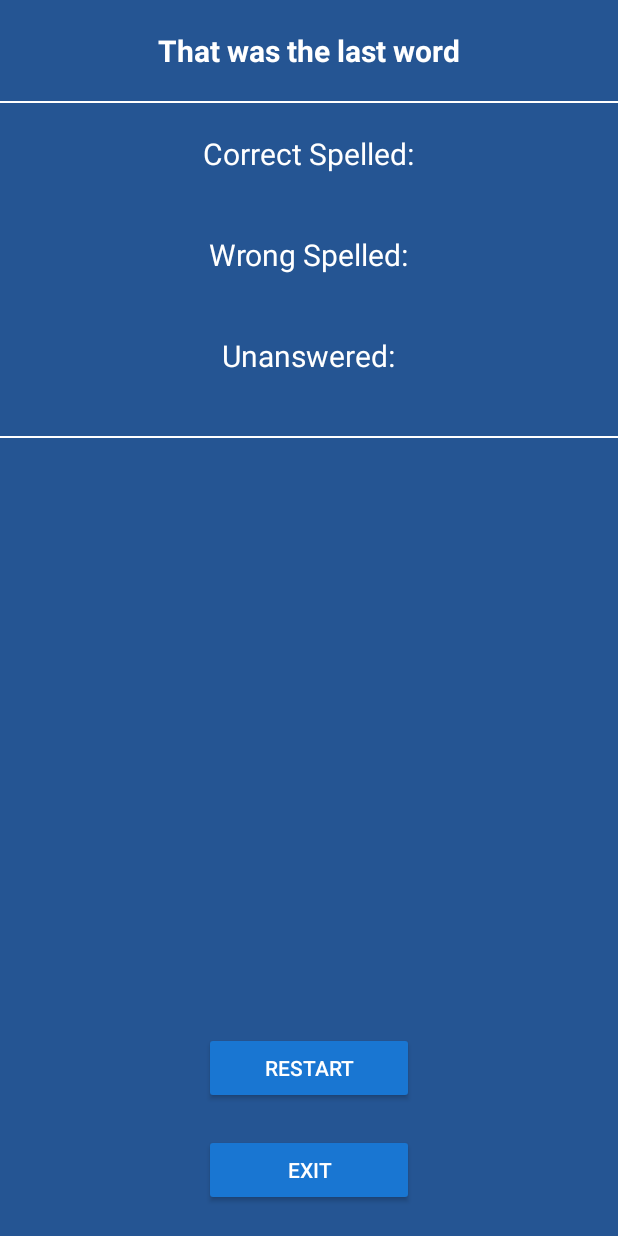
After one commit to BuildmLearn/BuildmLearn-Toolkit-Android, an Android app: the layout spelling_fragment_finish.xml on its own in the app's theme, with its tools: preview values and no code run, on a phone screen of 412 x 824 dp. The commit adds this screen. Run offline under Robolectric (Android 15) with nearby library versions, the phone set to English and light mode, and no system bars.

Commit message:
Added Learn Spelling Simulator layout files

```diff
--- /dev/null
+++ b/source-code/app/src/main/res/layout/spelling_fragment_finish.xml
@@ -0,0 +1,91 @@
+<?xml version="1.0" encoding="utf-8"?>
+<RelativeLayout xmlns:android="http://schemas.android.com/apk/res/android"
+    android:layout_width="match_parent"
+    android:layout_height="match_parent"
+    android:background="@color/BlueBg" >
+
+    <TextView
+        android:id="@+id/tv_lastword"
+        android:layout_width="wrap_content"
+        android:layout_height="wrap_content"
+        android:layout_alignParentTop="true"
+        android:layout_centerHorizontal="true"
+        android:layout_margin="20dp"
+        android:text="@string/last_word"
+        android:textColor="@android:color/white"
+        android:textSize="20sp"
+        android:textStyle="bold" />
+
+    <View
+        android:id="@+id/divider"
+        android:layout_width="fill_parent"
+        android:layout_height="1dp"
+        android:layout_below="@id/tv_lastword"
+        android:background="@android:color/white" />
+
+    <TextView
+        android:id="@+id/tv_correct"
+        android:layout_width="wrap_content"
+        android:layout_height="wrap_content"
+        android:layout_below="@id/divider"
+        android:layout_centerInParent="true"
+        android:layout_margin="20dp"
+        android:text="@string/correct"
+        android:textColor="@android:color/white"
+        android:textSize="20sp" />
+
+    <TextView
+        android:id="@+id/tv_wrong"
+        android:layout_width="wrap_content"
+        android:layout_height="wrap_content"
+        android:layout_below="@id/tv_correct"
+        android:layout_centerInParent="true"
+        android:layout_margin="20dp"
+        android:text="@string/wrong_spelled"
+        android:textColor="@android:color/white"
+        android:textSize="20sp" />
+
+    <TextView
+        android:id="@+id/tv_unanswered"
+        android:layout_width="wrap_content"
+        android:layout_height="wrap_content"
+        android:layout_below="@id/tv_wrong"
+        android:layout_centerInParent="true"
+        android:layout_margin="20dp"
+        android:text="@string/unanswered"
+        android:textColor="@android:color/white"
+        android:textSize="20sp" />
+
+    <View
+        android:id="@+id/divider_screen"
+        android:layout_width="fill_parent"
+        android:layout_height="1dp"
+        android:layout_below="@id/tv_unanswered"
+        android:layout_marginTop="20dp"
+        android:background="@android:color/white" />
+
+    <Button
+        android:id="@+id/btn_exit"
+        android:layout_width="140dp"
+        android:layout_height="wrap_content"
+        android:layout_alignParentBottom="true"
+        android:layout_centerHorizontal="true"
+        android:layout_marginBottom="20dp"
+        android:onClick="click"
+        android:padding="10dp"
+        android:text="@string/exit"
+        android:textColor="@android:color/white" />
+
+    <Button
+        android:id="@+id/btn_restart"
+        android:layout_width="140dp"
+        android:layout_height="wrap_content"
+        android:layout_above="@id/btn_exit"
+        android:layout_centerHorizontal="true"
+        android:layout_marginBottom="20dp"
+        android:onClick="click"
+        android:padding="10dp"
+        android:text="@string/restart"
+        android:textColor="@android:color/white" />
+
+</RelativeLayout>
--- a/source-code/app/src/main/res/values/strings.xml
+++ b/source-code/app/src/main/res/values/strings.xml
@@ -68,6 +68,31 @@
     <string name="flash_template_question_hint">Enter Question</string>
     <string name="flash_template_anser_hint">Enter Answer</string>
     <string name="flash_template_hint_hint">Enter Hint</string>
+
+    <!-- Spelling Template-->
+
+    <string name="appname">English Words</string>
+    <string name="msg_txt">Press SPEAK when you are ready. You may adjust the speech rate using the slider. Listen to the word as many times before answering. If you are not sure, you can skip the word.</string>
+    <string name="speak">Listen</string>
+    <string name="ready">Spell it!</string>
+    <string name="submit">SUBMIT</string>
+    <string name="enter_spelling">Enter Spelling</string>
+    <string name="msg_successful">Great! You got it right</string>
+    <string name="msg_failure">This is not the correct spelling</string>
+    <string name="nxt_word">Next Word</string>
+    <string name="restart">Restart</string>
+    <string name="exit">Exit</string>
+    <string name="correct">Correct Spelled:</string>
+    <string name="wrong_spelled">Wrong Spelled:</string>
+    <string name="last_word">That was the last word</string>
+    <string name="skip">Skip</string>
+    <string name="unanswered">Unanswered:</string>
+    <string name="you_entered">You Entered</string>
+    <string name="normal">Normal</string>
+    <string name="start">Start</string>
+    <string name="low">Low</string>
+    <string name="high">High</string>
+    <string name="speech_rate">Speech Rate:</string>
 
     <!-- Template Resources-->
     <string name="basic_m_learning_title">Basic mLearning</string>
```
Also changed, not shown: source-code/app/src/main/res/layout/spelling_dialog_spellinginput.xml (added, +31 -0 lines), source-code/app/src/main/res/layout/spelling_fragment_main.xml (added, +57 -0 lines), source-code/app/src/main/res/layout/spelling_fragment_spelling.xml (added, +140 -0 lines), source-code/app/src/main/res/layout/spelling_fragment_word_info.xml (added, +93 -0 lines), source-code/app/src/main/res/drawable-hdpi/ic_action_device_access_volume_on.png (added), source-code/app/src/main/res/drawable-mdpi/ic_action_device_access_volume_on.png (added), source-code/app/src/main/res/drawable-xhdpi/ic_action_device_access_volume_on.png (added), source-code/app/src/main/res/drawable-xxhdpi/ic_action_device_access_volume_on.png (added), source-code/app/src/main/res/drawable-xxxhdpi/ic_action_device_access_volume_on.png (added).
